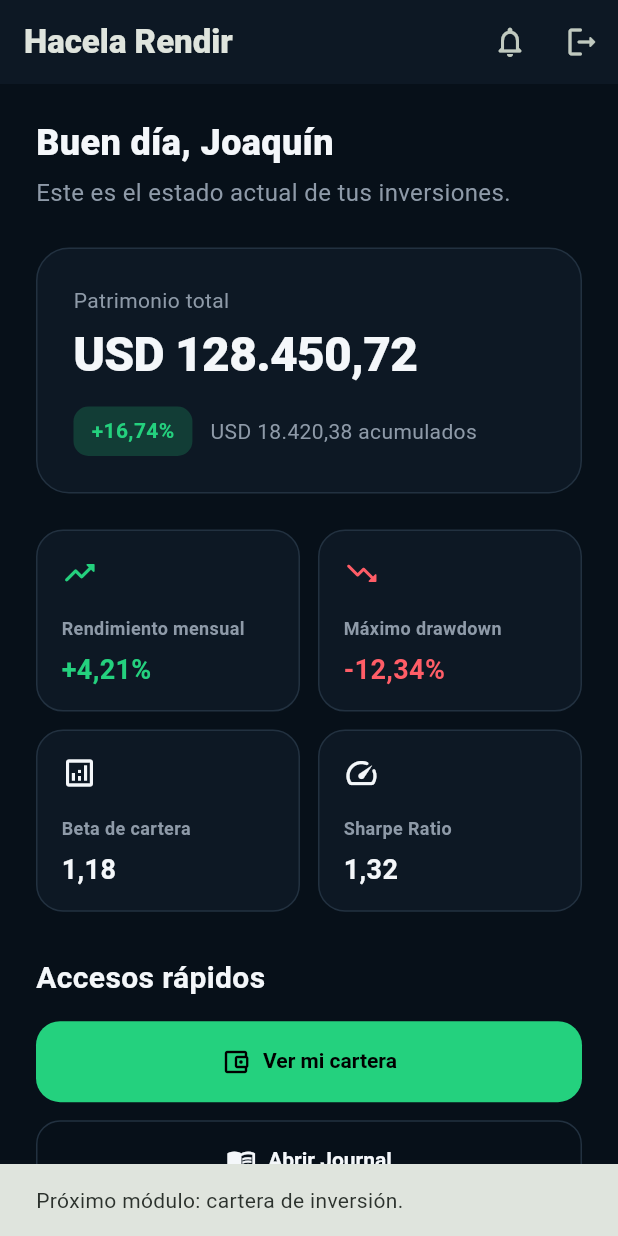
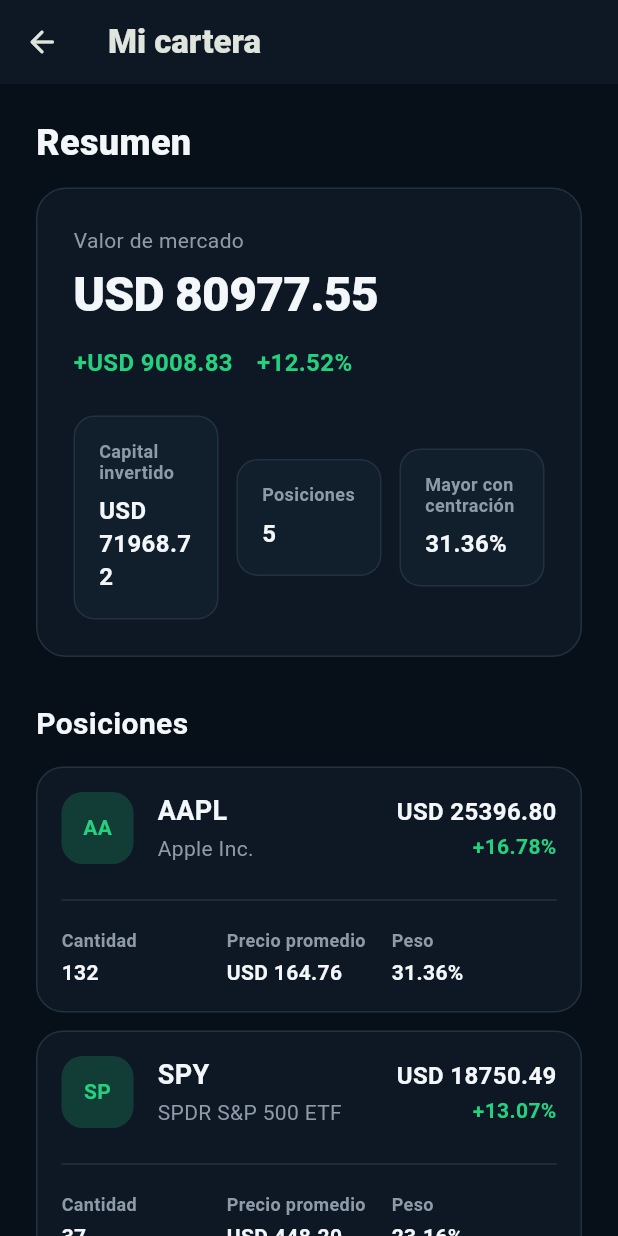
Before and after one commit to joaquinsaldungaray-commits/HACELA-RENDIR1, a Flutter app: the DashboardScreen screen opened by its route, after a tap on "Ver mi cartera", on a phone screen of 412 x 824 dp. Run offline on Flutter 3.47's test engine with Material 3 defaults, Android fonts, the phone set to English and light mode, and no system bars; our stand-ins replace go_router.

Commit message:
Agregar motor financiero inicial de cartera

```diff
--- a/lib/app/router/app_router.dart
+++ b/lib/app/router/app_router.dart
@@ -1,8 +1,10 @@
 import 'package:go_router/go_router.dart';
+
+import 'package:hacela_rendir/features/onboarding/welcome_screen.dart';
 import 'package:hacela_rendir/features/auth/login/login_screen.dart';
 import 'package:hacela_rendir/features/auth/register/register_screen.dart';
 import 'package:hacela_rendir/features/dashboard/dashboard_screen.dart';
-import 'package:hacela_rendir/features/onboarding/welcome_screen.dart';
+import 'package:hacela_rendir/features/portfolio/presentation/portfolio_screen.dart';
 
 import 'app_routes.dart';
 
@@ -25,5 +27,9 @@
       path: AppRoutes.dashboard,
       builder: (context, state) => const DashboardScreen(),
     ),
+    GoRoute(
+      path: AppRoutes.portfolio,
+      builder: (context, state) => const PortfolioScreen(),
+    ),
   ],
 );
--- a/lib/app/router/app_routes.dart
+++ b/lib/app/router/app_routes.dart
@@ -3,4 +3,5 @@
   static const login = '/login';
   static const register = '/register';
   static const dashboard = '/dashboard';
+  static const portfolio = '/portfolio';
 }
--- /dev/null
+++ b/lib/core/finance/calculations/portfolio_calculator.dart
@@ -0,0 +1,56 @@
+import 'package:hacela_rendir/core/finance/models/portfolio_metrics.dart';
+import 'package:hacela_rendir/features/portfolio/domain/portfolio_position.dart';
+
+abstract final class PortfolioCalculator {
+  static PortfolioMetrics calculate(
+    List<PortfolioPosition> positions,
+  ) {
+    if (positions.isEmpty) {
+      return const PortfolioMetrics(
+        investedValue: 0,
+        marketValue: 0,
+        profitLoss: 0,
+        returnPercent: 0,
+        positionsCount: 0,
+        largestPositionWeight: 0,
+      );
+    }
+
+    final investedValue = positions.fold<double>(
+      0,
+      (total, position) => total + position.invested,
+    );
+
+    final marketValue = positions.fold<double>(
+      0,
+      (total, position) => total + position.currentValue,
+    );
+
+    final profitLoss = marketValue - investedValue;
+
+    final returnPercent = investedValue == 0
+        ? 0.0
+        : profitLoss / investedValue * 100;
+
+    var largestPositionValue = 0.0;
+
+    for (final position in positions) {
+      if (position.currentValue > largestPositionValue) {
+        largestPositionValue = position.currentValue;
+      }
+    }
+
+    final largestPositionWeight = marketValue == 0
+        ? 0.0
+        : largestPositionValue / marketValue * 100;
+
+    return PortfolioMetrics(
+      investedValue: investedValue,
+      marketValue: marketValue,
+      profitLoss: profitLoss,
+      returnPercent: returnPercent,
+      positionsCount: positions.length,
+      largestPositionWeight: largestPositionWeight,
+    );
+  }
+}
--- /dev/null
+++ b/lib/core/finance/models/portfolio_metrics.dart
@@ -0,0 +1,19 @@
+class PortfolioMetrics {
+  const PortfolioMetrics({
+    required this.investedValue,
+    required this.marketValue,
+    required this.profitLoss,
+    required this.returnPercent,
+    required this.positionsCount,
+    required this.largestPositionWeight,
+  });
+
+  final double investedValue;
+  final double marketValue;
+  final double profitLoss;
+  final double returnPercent;
+  final int positionsCount;
+  final double largestPositionWeight;
+
+  bool get isPositive => profitLoss >= 0;
+}
--- a/lib/features/dashboard/dashboard_screen.dart
+++ b/lib/features/dashboard/dashboard_screen.dart
@@ -114,13 +114,7 @@
                     label: 'Ver mi cartera',
                     icon: Icons.account_balance_wallet_outlined,
                     onPressed: () {
-                      ScaffoldMessenger.of(context).showSnackBar(
-                        const SnackBar(
-                          content: Text(
-                            'Próximo módulo: cartera de inversión.',
-                          ),
-                        ),
-                      );
+                      context.go(AppRoutes.portfolio);
                     },
                   ),
                   const SizedBox(height: AppSpacing.sm),
--- /dev/null
+++ b/lib/features/portfolio/data/demo_portfolio_data.dart
@@ -0,0 +1,39 @@
+import 'package:hacela_rendir/features/portfolio/domain/portfolio_position.dart';
+
+const demoPortfolioPositions = <PortfolioPosition>[
+  PortfolioPosition(
+    ticker: 'AAPL',
+    name: 'Apple Inc.',
+    quantity: 132,
+    averagePrice: 164.76,
+    currentPrice: 192.40,
+  ),
+  PortfolioPosition(
+    ticker: 'SPY',
+    name: 'SPDR S&P 500 ETF',
+    quantity: 37,
+    averagePrice: 448.20,
+    currentPrice: 506.77,
+  ),
+  PortfolioPosition(
+    ticker: 'MSFT',
+    name: 'Microsoft Corporation',
+    quantity: 36,
+    averagePrice: 367.25,
+    currentPrice: 423.06,
+  ),
+  PortfolioPosition(
+    ticker: 'GOOGL',
+    name: 'Alphabet Inc.',
+    quantity: 70,
+    averagePrice: 161.40,
+    currentPrice: 176.43,
+  ),
+  PortfolioPosition(
+    ticker: 'IEF',
+    name: 'iShares 7-10 Year Treasury Bond ETF',
+    quantity: 100,
+    averagePrice: 91.18,
+    currentPrice: 92.50,
+  ),
+];
--- /dev/null
+++ b/lib/features/portfolio/domain/portfolio_position.dart
@@ -0,0 +1,24 @@
+class PortfolioPosition {
+  final String ticker;
+  final String name;
+  final int quantity;
+  final double averagePrice;
+  final double currentPrice;
+
+  const PortfolioPosition({
+    required this.ticker,
+    required this.name,
+    required this.quantity,
+    required this.averagePrice,
+    required this.currentPrice,
+  });
+
+  double get invested => quantity * averagePrice;
+
+  double get currentValue => quantity * currentPrice;
+
+  double get profit => currentValue - invested;
+
+  double get profitability =>
+      invested == 0 ? 0 : (profit / invested) * 100;
+}
--- /dev/null
+++ b/lib/features/portfolio/presentation/portfolio_screen.dart
@@ -0,0 +1,202 @@
+import 'package:flutter/material.dart';
+import 'package:go_router/go_router.dart';
+import 'package:hacela_rendir/app/router/app_routes.dart';
+import 'package:hacela_rendir/core/design_system/app_spacing.dart';
+import 'package:hacela_rendir/core/design_system/app_typography.dart';
+import 'package:hacela_rendir/core/finance/calculations/portfolio_calculator.dart';
+import 'package:hacela_rendir/core/theme/app_theme.dart';
+import 'package:hacela_rendir/features/portfolio/data/demo_portfolio_data.dart';
+import 'package:hacela_rendir/features/portfolio/presentation/widgets/position_card.dart';
+
+class PortfolioScreen extends StatelessWidget {
+  const PortfolioScreen({super.key});
+
+  @override
+  Widget build(BuildContext context) {
+    final metrics = PortfolioCalculator.calculate(
+      demoPortfolioPositions,
+    );
+
+    final resultColor = metrics.isPositive
+        ? AppColors.primary
+        : AppColors.danger;
+
+    return Scaffold(
+      appBar: AppBar(
+        leading: IconButton(
+          tooltip: 'Volver al dashboard',
+          onPressed: () {
+            context.go(AppRoutes.dashboard);
+          },
+          icon: const Icon(
+            Icons.arrow_back_rounded,
+          ),
+        ),
+        title: const Text(
+          'Mi cartera',
+          style: TextStyle(
+            fontWeight: FontWeight.w800,
+          ),
+        ),
+      ),
+      body: SafeArea(
+        child: SingleChildScrollView(
+          padding: const EdgeInsets.all(AppSpacing.lg),
+          child: Center(
+            child: ConstrainedBox(
+              constraints: const BoxConstraints(
+                maxWidth: 900,
+              ),
+              child: Column(
+                crossAxisAlignment: CrossAxisAlignment.start,
+                children: [
+                  Text(
+                    'Resumen',
+                    style: AppTypography.headlineLarge.copyWith(
+                      color: AppColors.textPrimary,
+                    ),
+                  ),
+                  const SizedBox(height: AppSpacing.md),
+                  Container(
+                    width: double.infinity,
+                    padding: const EdgeInsets.all(AppSpacing.lg),
+                    decoration: BoxDecoration(
+                      color: AppColors.surface,
+                      borderRadius: BorderRadius.circular(20),
+                      border: Border.all(
+                        color: AppColors.border,
+                      ),
+                    ),
+                    child: Column(
+                      crossAxisAlignment: CrossAxisAlignment.start,
+                      children: [
+                        Text(
+                          'Valor de mercado',
+                          style: AppTypography.bodyMedium.copyWith(
+                            color: AppColors.textSecondary,
+                          ),
+                        ),
+                        const SizedBox(height: AppSpacing.xs),
+                        Text(
+                          'USD ${metrics.marketValue.toStringAsFixed(2)}',
+                          style: AppTypography.displayMedium.copyWith(
+                            color: AppColors.textPrimary,
+                          ),
+                        ),
+                        const SizedBox(height: AppSpacing.md),
+                        Wrap(
+                          spacing: AppSpacing.md,
+                          runSpacing: AppSpacing.sm,
+                          children: [
+                            Text(
+                              '${metrics.profitLoss >= 0 ? '+' : ''}'
+                              'USD ${metrics.profitLoss.toStringAsFixed(2)}',
+                              style: AppTypography.titleMedium.copyWith(
+                                color: resultColor,
+                              ),
+                            ),
+                            Text(
+                              '${metrics.returnPercent >= 0 ? '+' : ''}'
+                              '${metrics.returnPercent.toStringAsFixed(2)}%',
+                              style: AppTypography.titleMedium.copyWith(
+                                color: resultColor,
+                              ),
+                            ),
+                          ],
+                        ),
+                        const SizedBox(height: AppSpacing.lg),
+                        Row(
+                          children: [
+                            Expanded(
+                              child: _SummaryMetric(
+                                label: 'Capital invertido',
+                                value:
+                                    'USD ${metrics.investedValue.toStringAsFixed(2)}',
+                              ),
+                            ),
+                            const SizedBox(width: AppSpacing.sm),
+                            Expanded(
+                              child: _SummaryMetric(
+                                label: 'Posiciones',
+                                value: '${metrics.positionsCount}',
+                              ),
+                            ),
+                            const SizedBox(width: AppSpacing.sm),
+                            Expanded(
+                              child: _SummaryMetric(
+                                label: 'Mayor concentración',
+                                value:
+                                    '${metrics.largestPositionWeight.toStringAsFixed(2)}%',
+                              ),
+                            ),
+                          ],
+                        ),
+                      ],
+                    ),
+                  ),
+                  const SizedBox(height: AppSpacing.xl),
+                  Text(
+                    'Posiciones',
+                    style: AppTypography.headlineMedium.copyWith(
+                      color: AppColors.textPrimary,
+                    ),
+                  ),
+                  const SizedBox(height: AppSpacing.md),
+                  for (final position in demoPortfolioPositions) ...[
+                    PositionCard(
+                      position: position,
+                      portfolioTotal: metrics.marketValue,
+                    ),
+                    const SizedBox(height: AppSpacing.sm),
+                  ],
+                ],
+              ),
+            ),
+          ),
+        ),
+      ),
+    );
+  }
+}
+
+class _SummaryMetric extends StatelessWidget {
+  const _SummaryMetric({
+    required this.label,
+    required this.value,
+  });
+
+  final String label;
+  final String value;
+
+  @override
+  Widget build(BuildContext context) {
+    return Container(
+      padding: const EdgeInsets.all(AppSpacing.md),
+      decoration: BoxDecoration(
+        color: AppColors.surfaceAlt,
+        borderRadius: BorderRadius.circular(14),
+        border: Border.all(
+          color: AppColors.border,
+        ),
+      ),
+      child: Column(
+        crossAxisAlignment: CrossAxisAlignment.start,
+        children: [
+          Text(
+            label,
+            style: AppTypography.labelSmall.copyWith(
+              color: AppColors.textSecondary,
+            ),
+          ),
+          const SizedBox(height: AppSpacing.xs),
+          Text(
+            value,
+            style: AppTypography.titleMedium.copyWith(
+              color: AppColors.textPrimary,
+            ),
+          ),
+        ],
+      ),
+    );
+  }
+}
--- /dev/null
+++ b/lib/features/portfolio/presentation/widgets/position_card.dart
@@ -0,0 +1,170 @@
+import 'package:flutter/material.dart';
+import 'package:hacela_rendir/core/design_system/app_spacing.dart';
+import 'package:hacela_rendir/core/design_system/app_typography.dart';
+import 'package:hacela_rendir/core/theme/app_theme.dart';
+import 'package:hacela_rendir/features/portfolio/domain/portfolio_position.dart';
+
+class PositionCard extends StatelessWidget {
+  const PositionCard({
+    required this.position,
+    required this.portfolioTotal,
+    super.key,
+  });
+
+  final PortfolioPosition position;
+  final double portfolioTotal;
+
+  @override
+  Widget build(BuildContext context) {
+    final isPositive = position.profit >= 0;
+
+    final resultColor =
+        isPositive ? AppColors.primary : AppColors.danger;
+
+    final weight = portfolioTotal == 0
+        ? 0.0
+        : position.currentValue / portfolioTotal * 100;
+
+    return Container(
+      width: double.infinity,
+      padding: const EdgeInsets.all(AppSpacing.md),
+      decoration: BoxDecoration(
+        color: AppColors.surface,
+        borderRadius: BorderRadius.circular(18),
+        border: Border.all(
+          color: AppColors.border,
+        ),
+      ),
+      child: Column(
+        children: [
+          Row(
+            children: [
+              Container(
+                width: 48,
+                height: 48,
+                alignment: Alignment.center,
+                decoration: BoxDecoration(
+                  color: AppColors.primarySoft,
+                  borderRadius: BorderRadius.circular(14),
+                ),
+                child: Text(
+                  position.ticker.substring(
+                    0,
+                    position.ticker.length > 2
+                        ? 2
+                        : position.ticker.length,
+                  ),
+                  style: AppTypography.labelLarge.copyWith(
+                    color: AppColors.primary,
+                  ),
+                ),
+              ),
+              const SizedBox(width: AppSpacing.md),
+              Expanded(
+                child: Column(
+                  crossAxisAlignment: CrossAxisAlignment.start,
+                  children: [
+                    Text(
+                      position.ticker,
+                      style: AppTypography.titleLarge.copyWith(
+                        color: AppColors.textPrimary,
+                      ),
+                    ),
+                    const SizedBox(height: AppSpacing.xxs),
+                    Text(
+                      position.name,
+                      maxLines: 1,
+                      overflow: TextOverflow.ellipsis,
+                      style: AppTypography.bodyMedium.copyWith(
+                        color: AppColors.textSecondary,
+                      ),
+                    ),
+                  ],
+                ),
+              ),
+              Column(
+                crossAxisAlignment: CrossAxisAlignment.end,
+                children: [
+                  Text(
+                    'USD ${position.currentValue.toStringAsFixed(2)}',
+                    style: AppTypography.titleMedium.copyWith(
+                      color: AppColors.textPrimary,
+                    ),
+                  ),
+                  const SizedBox(height: AppSpacing.xxs),
+                  Text(
+                    '${isPositive ? '+' : ''}'
+                    '${position.profitability.toStringAsFixed(2)}%',
+                    style: AppTypography.labelLarge.copyWith(
+                      color: resultColor,
+                    ),
+                  ),
+                ],
+              ),
+            ],
+          ),
+          const SizedBox(height: AppSpacing.md),
+          const Divider(
+            color: AppColors.border,
+          ),
+          const SizedBox(height: AppSpacing.sm),
+          Row(
+            children: [
+              Expanded(
+                child: _PositionDetail(
+                  label: 'Cantidad',
+                  value: position.quantity.toString(),
+                ),
+              ),
+              Expanded(
+                child: _PositionDetail(
+                  label: 'Precio promedio',
+                  value: 'USD ${position.averagePrice.toStringAsFixed(2)}',
+                ),
+              ),
+              Expanded(
+                child: _PositionDetail(
+                  label: 'Peso',
+                  value: '${weight.toStringAsFixed(2)}%',
+                ),
+              ),
+            ],
+          ),
+        ],
+      ),
+    );
+  }
+}
+
+class _PositionDetail extends StatelessWidget {
+  const _PositionDetail({
+    required this.label,
+    required this.value,
+  });
+
+  final String label;
+  final String value;
+
+  @override
+  Widget build(BuildContext context) {
+    return Column(
+      crossAxisAlignment: CrossAxisAlignment.start,
+      children: [
+        Text(
+          label,
+          style: AppTypography.labelSmall.copyWith(
+            color: AppColors.textSecondary,
+          ),
+        ),
+        const SizedBox(height: AppSpacing.xxs),
+        Text(
+          value,
+          style: AppTypography.bodyMedium.copyWith(
+            color: AppColors.textPrimary,
+            fontWeight: FontWeight.w700,
+          ),
+        ),
+      ],
+    );
+  }
+}
```
